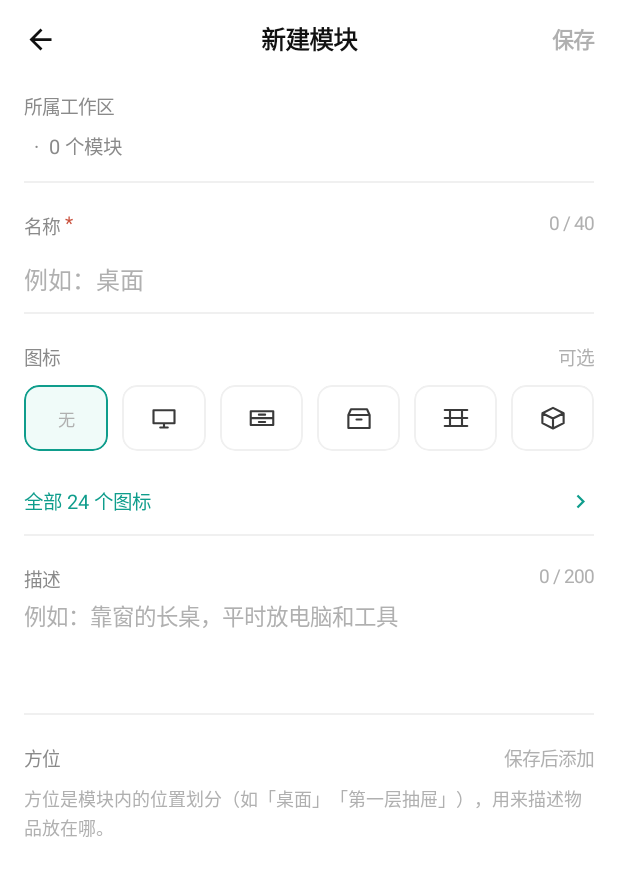
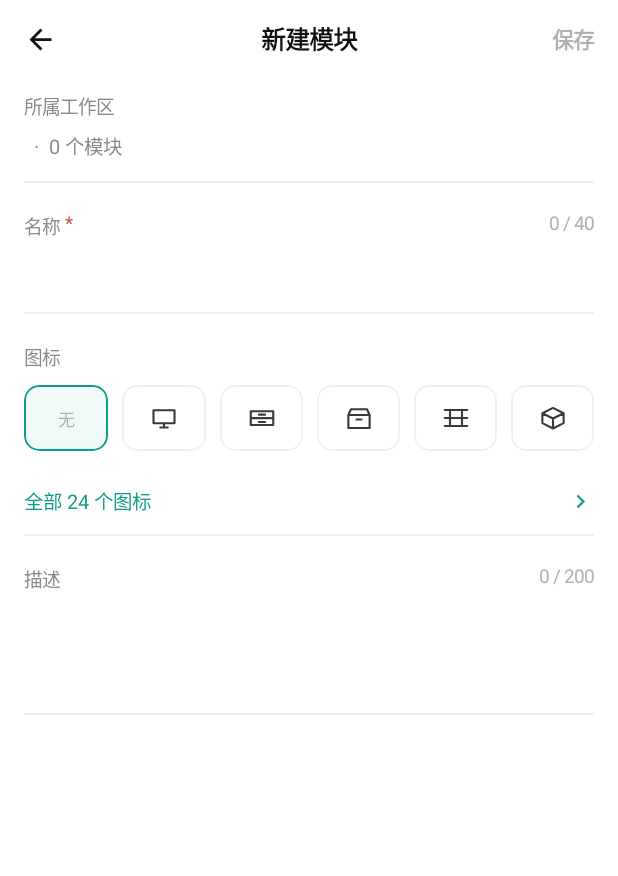
Before and after one commit to LFHacker/Order, an Android app built with Jetpack Compose: the composable ModuleEditScreen shown on its own in the app's theme, on a phone screen of 412 x 824 dp. Shown: the top 876 px of the screen. Run offline under Robolectric (Android 15) with nearby library versions, the phone set to English and light mode, and no system bars.

Commit message:
chore(android): 全站移除界面内的说明性提示语
- 空态只保留标题与按钮，去掉解释段落
- 表单去掉「例如：」「可选」「点一下填入名称」「默认 1」「单选」等占位与旁注
- 方位页去掉「按住手柄拖动调整顺序」提示行
- 模块编辑页删除整块方位说明
- 删除弹窗去掉「如果只想…」「不影响…」等建议性文字，只保留后果与可恢复期限
- EmptyHint 去掉 desc 参数
- 版本 debug-0.4.3A-20261122（versionCode 9）

```diff
--- a/android/app/build.gradle.kts
+++ b/android/app/build.gradle.kts
@@ -14,8 +14,8 @@ android {
         applicationId = "online.lfcloud.order"
         minSdk = 26
         targetSdk = 36
-        versionCode = 8
-        versionName = "debug-0.4.2A-20261122"
+        versionCode = 9
+        versionName = "debug-0.4.3A-20261122"
     }
 
     buildTypes {
--- a/android/app/src/main/java/online/lfcloud/order/MainActivity.kt
+++ b/android/app/src/main/java/online/lfcloud/order/MainActivity.kt
@@ -231,11 +231,6 @@ private fun OrderApp(vm: OrderViewModel = viewModel()) {
                                 "删除后与附件一起进入回收站，30 天内可恢复。",
                             fontSize = 13.sp, color = Muted, lineHeight = 21.sp
                         )
-                        Spacer(Modifier.height(12.dp))
-                        Text(
-                            "关联它的物品会显示「对方已删除」，不会一起被删。",
-                            fontSize = 11.5.sp, color = Muted, lineHeight = 18.sp
-                        )
                     }
                 },
                 confirmButton = {
--- a/android/app/src/main/java/online/lfcloud/order/ui/AttachmentScreen.kt
+++ b/android/app/src/main/java/online/lfcloud/order/ui/AttachmentScreen.kt
@@ -117,7 +117,6 @@ fun AttachmentScreen(
         if (list.isEmpty()) {
             EmptyHint(
                 title = "还没有附件",
-                desc = "给这件东西拍张照，或者把发票、\n说明书拍下来存这儿。",
                 cta = "选一张图片",
                 iconId = "box",
                 onCreate = {
--- a/android/app/src/main/java/online/lfcloud/order/ui/EventScreen.kt
+++ b/android/app/src/main/java/online/lfcloud/order/ui/EventScreen.kt
@@ -221,14 +221,13 @@ private fun AddEventDialog(
                     }
                 }
                 Spacer(Modifier.height(14.dp))
-                Text("备注（可选）", fontSize = 12.sp, color = Muted)
+                Text("备注", fontSize = 12.sp, color = Muted)
                 Spacer(Modifier.height(6.dp))
                 Box(
                     Modifier.fillMaxWidth().height(64.dp).clip(RoundedCornerShape(8.dp))
                         .background(Color(0xFFF8FAFA)).padding(10.dp)
                 ) {
                     if (note.isEmpty()) {
-                        Text("例如：借给王工，说好下周还", fontSize = 13.sp, color = MutedLight)
                     }
                     BasicTextField(
                         value = note,
--- a/android/app/src/main/java/online/lfcloud/order/ui/ItemEditScreen.kt
+++ b/android/app/src/main/java/online/lfcloud/order/ui/ItemEditScreen.kt
@@ -89,7 +89,6 @@ fun ItemEditScreen(
             Spacer(Modifier.height(4.dp))
             Box(Modifier.fillMaxWidth().height(44.dp), contentAlignment = Alignment.CenterStart) {
                 if (vm.itName.isEmpty()) {
-                    Text("例如：螺丝刀套装", fontSize = 16.sp, color = MutedLight)
                 }
                 BasicTextField(
                     value = vm.itName,
@@ -189,7 +188,6 @@ fun ItemEditScreen(
             Spacer(Modifier.height(4.dp))
             Box(Modifier.fillMaxWidth().height(80.dp)) {
                 if (vm.itNote.isEmpty()) {
-                    Text("例如：十字和一字各一组，常用的是 PH2", fontSize = 15.sp, color = MutedLight)
                 }
                 BasicTextField(
                     value = vm.itNote,
--- a/android/app/src/main/java/online/lfcloud/order/ui/ItemListScreen.kt
+++ b/android/app/src/main/java/online/lfcloud/order/ui/ItemListScreen.kt
@@ -93,7 +93,6 @@ fun ItemListScreen(
         if (list.isEmpty()) {
             EmptyHint(
                 title = "这一格还空着",
-                desc = "把东西录进来，写上名字、拍张照，\n以后找它就翻这一层。",
                 cta = "新建物品",
                 iconId = "box",
                 onCreate = onCreate
--- a/android/app/src/main/java/online/lfcloud/order/ui/ModuleEditScreen.kt
+++ b/android/app/src/main/java/online/lfcloud/order/ui/ModuleEditScreen.kt
@@ -129,7 +129,6 @@ fun ModuleEditScreen(
             Spacer(Modifier.height(4.dp))
             Box(Modifier.fillMaxWidth().height(44.dp), contentAlignment = Alignment.CenterStart) {
                 if (vm.mdName.isEmpty()) {
-                    Text("例如：桌面", fontSize = 16.sp, color = MutedLight)
                 }
                 BasicTextField(
                     value = vm.mdName,
@@ -149,7 +148,6 @@ fun ModuleEditScreen(
             Spacer(Modifier.height(20.dp))
             Row(Modifier.fillMaxWidth(), horizontalArrangement = Arrangement.SpaceBetween) {
                 MiniLabel("图标")
-                Text("可选", fontSize = 12.5.sp, color = MutedLight)
             }
             Spacer(Modifier.height(9.dp))
             Row(Modifier.fillMaxWidth(), horizontalArrangement = Arrangement.spacedBy(9.dp)) {
@@ -191,8 +189,6 @@ fun ModuleEditScreen(
             Spacer(Modifier.height(4.dp))
             Box(Modifier.fillMaxWidth().height(76.dp)) {
                 if (vm.mdDesc.isEmpty()) {
-                    Text("例如：靠窗的长桌，平时放电脑和工具",
-                        fontSize = 15.sp, color = MutedLight)
                 }
                 BasicTextField(
                     value = vm.mdDesc,
@@ -204,17 +200,8 @@ fun ModuleEditScreen(
             }
             Box(Modifier.fillMaxWidth().height(1.dp).background(HairLine))
 
-            Spacer(Modifier.height(20.dp))
-            Row(Modifier.fillMaxWidth(), horizontalArrangement = Arrangement.SpaceBetween) {
-                MiniLabel("方位")
-                Text("保存后添加", fontSize = 12.5.sp, color = MutedLight)
-            }
-            Spacer(Modifier.height(8.dp))
-            Text(
-                "方位是模块内的位置划分（如「桌面」「第一层抽屉」），用来描述物品放在哪。",
-                fontSize = 12.sp, color = MutedLight, lineHeight = 19.sp
-            )
             Spacer(Modifier.height(40.dp))
+
         }
     }
 }
--- a/android/app/src/main/java/online/lfcloud/order/ui/ModuleListScreen.kt
+++ b/android/app/src/main/java/online/lfcloud/order/ui/ModuleListScreen.kt
@@ -122,7 +122,6 @@ fun ModuleListScreen(
         when {
             vm.moduleCount(wsId) == 0 -> EmptyHint(
                 title = "这个工作区还没有模块",
-                desc = "模块是工作区里的「一类地方」——\n桌面、抽屉、衣柜、书架都算。",
                 cta = "新建模块",
                 iconId = "box",
                 onCreate = onCreate
--- a/android/app/src/main/java/online/lfcloud/order/ui/PositionListScreen.kt
+++ b/android/app/src/main/java/online/lfcloud/order/ui/PositionListScreen.kt
@@ -101,11 +101,6 @@ fun PositionListScreen(
         }
 
         if (list.isNotEmpty()) {
-            Text(
-                "按住右侧手柄拖动可以调整顺序",
-                fontSize = 12.sp, color = Color(0xFFB0B0B0),
-                modifier = Modifier.padding(start = 16.dp, end = 16.dp, bottom = 12.dp)
-            )
             Box(Modifier.fillMaxWidth().height(1.dp).background(HairLine))
         }
 
@@ -113,7 +108,6 @@ fun PositionListScreen(
             Column(Modifier.fillMaxSize()) {
                 EmptyHint(
                     title = "这个模块还没有方位",
-                    desc = "方位是模块里的位置划分——\n抽屉有「第一层」，桌面有「左边」「右边」。",
                     cta = "新建方位",
                     iconId = "layers",
                     onCreate = onCreate
--- a/android/app/src/main/java/online/lfcloud/order/ui/WorkspaceEditScreen.kt
+++ b/android/app/src/main/java/online/lfcloud/order/ui/WorkspaceEditScreen.kt
@@ -121,7 +121,6 @@ fun WorkspaceEditScreen(
             Spacer(Modifier.height(4.dp))
             Box(Modifier.fillMaxWidth().height(44.dp), contentAlignment = Alignment.CenterStart) {
                 if (vm.wsName.isEmpty()) {
-                    Text("例如：家", fontSize = 16.sp, color = MutedLight)
                 }
                 BasicTextField(
                     value = vm.wsName,
@@ -147,7 +146,6 @@ fun WorkspaceEditScreen(
             Spacer(Modifier.height(20.dp))
             Row(Modifier.fillMaxWidth(), horizontalArrangement = Arrangement.SpaceBetween) {
                 MiniLabel("图标")
-                Text("可选", fontSize = 12.5.sp, color = MutedLight)
             }
             Spacer(Modifier.height(9.dp))
             Row(Modifier.fillMaxWidth(), horizontalArrangement = Arrangement.spacedBy(9.dp)) {
@@ -195,7 +193,6 @@ fun WorkspaceEditScreen(
             Spacer(Modifier.height(4.dp))
             Box(Modifier.fillMaxWidth().height(76.dp)) {
                 if (vm.wsDesc.isEmpty()) {
-                    Text("例如：主卧、客厅与阳台的收纳区域", fontSize = 15.sp, color = MutedLight)
                 }
                 BasicTextField(
                     value = vm.wsDesc,
```
Also changed, not shown: android/app/src/main/java/online/lfcloud/order/ui/ModuleSheets.kt (+0 -14 lines), android/app/src/main/java/online/lfcloud/order/ui/PositionEditScreen.kt (+0 -12 lines), android/app/src/main/java/online/lfcloud/order/ui/WorkspaceListScreen.kt (+1 -7 lines), 1 other file.
